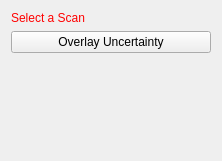
First picture: the form in Sams_Project/Plugins/com.sam.finalyearproject/src/internal/Sams_ViewControls.ui, repository bonzo45/Final-Year-Project, before the edit.
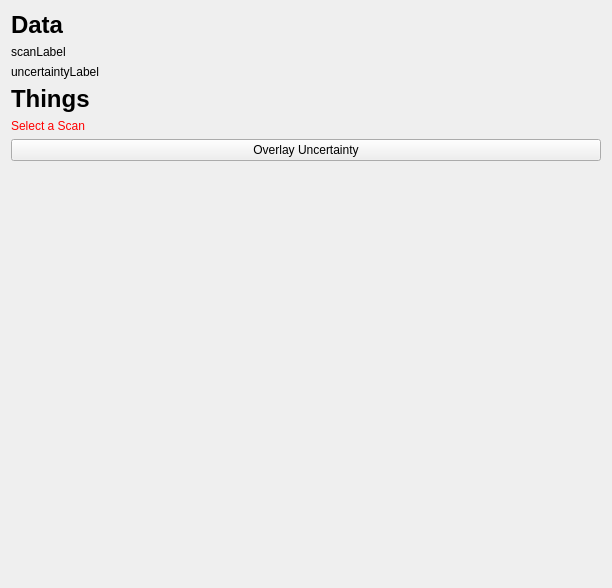
Second picture: the form after the edit.

Commit message: Added a couple of labels to the UI. File currently being rendered is displayed. Crosshairs disabled programmatically. To add features to MITK you should go to MITK-superbuild/MITK-build and run ccmake .

The edit to the form file:
```diff
--- a/Sams_Project/Plugins/com.sam.finalyearproject/src/internal/Sams_ViewControls.ui
+++ b/Sams_Project/Plugins/com.sam.finalyearproject/src/internal/Sams_ViewControls.ui
@@ -6,8 +6,8 @@
    <rect>
     <x>0</x>
     <y>0</y>
-    <width>222</width>
-    <height>161</height>
+    <width>612</width>
+    <height>588</height>
    </rect>
   </property>
   <property name="minimumSize">
@@ -16,10 +16,58 @@
     <height>0</height>
    </size>
   </property>
+  <property name="maximumSize">
+   <size>
+    <width>16777215</width>
+    <height>588</height>
+   </size>
+  </property>
   <property name="windowTitle">
    <string>QmitkTemplate</string>
   </property>
   <layout class="QVBoxLayout" name="verticalLayout">
+   <item>
+    <widget class="QLabel" name="titleLabel">
+     <property name="font">
+      <font>
+       <pointsize>18</pointsize>
+       <weight>75</weight>
+       <bold>true</bold>
+      </font>
+     </property>
+     <property name="text">
+      <string>Data</string>
+     </property>
+    </widget>
+   </item>
+   <item>
+    <widget class="QLabel" name="scanLabel">
+     <property name="text">
+      <string>scanLabel</string>
+     </property>
+    </widget>
+   </item>
+   <item>
+    <widget class="QLabel" name="uncertaintyLabel">
+     <property name="text">
+      <string>uncertaintyLabel</string>
+     </property>
+    </widget>
+   </item>
+   <item>
+    <widget class="QLabel" name="thingsLabel">
+     <property name="font">
+      <font>
+       <pointsize>18</pointsize>
+       <weight>75</weight>
+       <bold>true</bold>
+      </font>
+     </property>
+     <property name="text">
+      <string>Things</string>
+     </property>
+    </widget>
+   </item>
    <item>
     <widget class="QLabel" name="labelWarning">
      <property name="styleSheet">
```
The commit also changes 2 other files.
